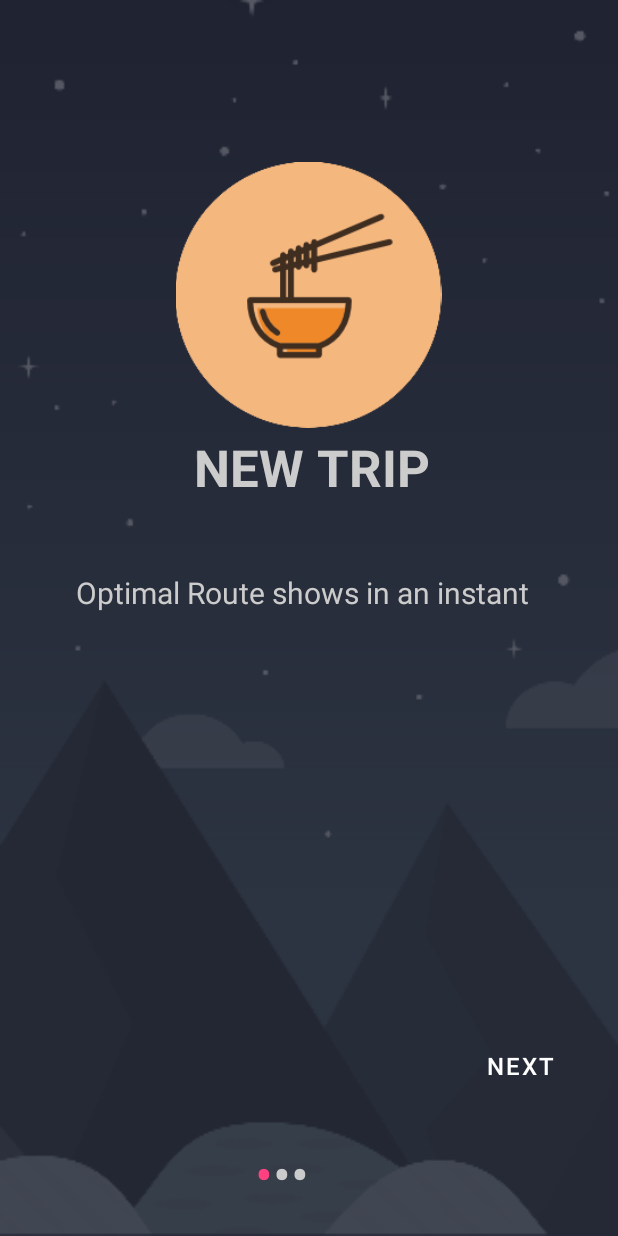
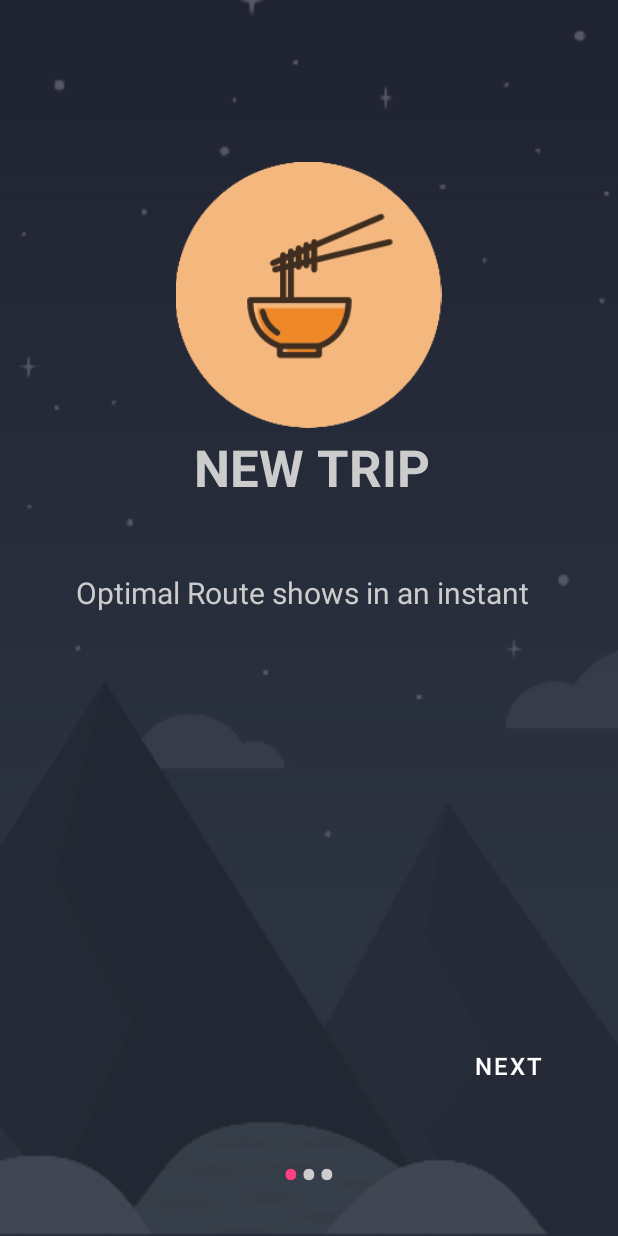
Before and after one commit to JQ-SWE/final_mobile, an Android app: the screen it shows after launch (MainActivity), on a phone screen of 412 x 824 dp. Run offline under Robolectric (Android 15) with nearby library versions, the phone set to English and light mode, and no system bars.

Commit message:
first week final

```diff
--- a/app/src/main/res/layout/activity_main.xml
+++ b/app/src/main/res/layout/activity_main.xml
@@ -20,18 +20,13 @@
 
     <LinearLayout
         android:id="@+id/dotsLayout"
-        android:layout_width="70dp"
+        android:layout_width="wrap_content"
         android:layout_height="63dp"
-        android:layout_marginStart="170dp"
-        android:layout_marginLeft="170dp"
         android:layout_marginTop="538dp"
-        android:layout_marginEnd="171dp"
-        android:layout_marginRight="171dp"
         android:layout_marginBottom="2dp"
         android:orientation="horizontal"
         app:layout_constraintBottom_toBottomOf="parent"
         app:layout_constraintEnd_toEndOf="parent"
-        app:layout_constraintHorizontal_bias="0.0"
         app:layout_constraintStart_toStartOf="parent"
         app:layout_constraintTop_toTopOf="parent"
         app:layout_constraintVertical_bias="1.0"></LinearLayout>
```
Also changed, not shown: app/src/main/res/layout/activity_main_test.xml (deleted, +0 -37 lines).
